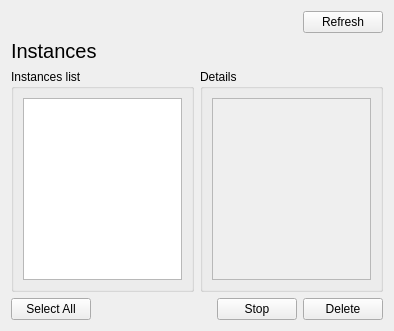
Before: the Qt Designer form res/gui/instances_view.ui in krypty/CleanCloud, drawn with Qt 5.
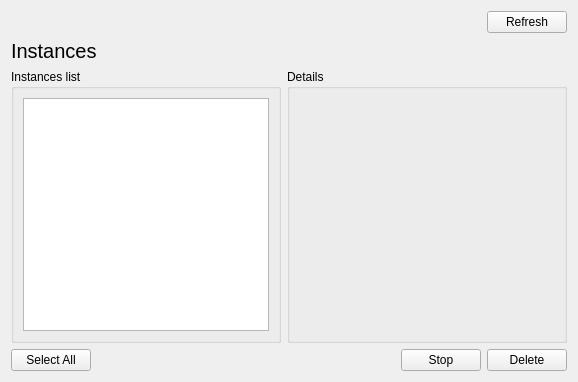
After: the same form once the commit is applied.

Commit message: replace label details with a form layout

What changed in the file:
```diff
--- a/res/gui/instances_view.ui
+++ b/res/gui/instances_view.ui
@@ -6,8 +6,8 @@
    <rect>
     <x>0</x>
     <y>0</y>
-    <width>394</width>
-    <height>331</height>
+    <width>578</width>
+    <height>382</height>
    </rect>
   </property>
   <property name="windowTitle">
@@ -51,7 +51,7 @@
     </widget>
    </item>
    <item>
-    <layout class="QGridLayout" name="gridLayout" rowstretch="0" columnstretch="1,1">
+    <layout class="QGridLayout" name="gridLayout" rowstretch="1" columnstretch="1,1">
      <property name="sizeConstraint">
       <enum>QLayout::SetDefaultConstraint</enum>
      </property>
@@ -76,12 +76,24 @@
      </item>
      <item row="0" column="1">
       <widget class="QGroupBox" name="gbx_details">
+       <property name="minimumSize">
+        <size>
+         <width>280</width>
+         <height>250</height>
+        </size>
+       </property>
        <property name="title">
         <string>Details</string>
        </property>
        <layout class="QVBoxLayout" name="verticalLayout_3">
         <item>
          <widget class="QScrollArea" name="scrollArea">
+          <property name="autoFillBackground">
+           <bool>false</bool>
+          </property>
+          <property name="styleSheet">
+           <string notr="true">background-color:transparent;</string>
+          </property>
           <property name="widgetResizable">
            <bool>true</bool>
           </property>
@@ -90,20 +102,19 @@
             <rect>
              <x>0</x>
              <y>0</y>
-             <width>156</width>
-             <height>161</height>
+             <width>252</width>
+             <height>212</height>
             </rect>
            </property>
+           <property name="autoFillBackground">
+            <bool>false</bool>
+           </property>
+           <property name="styleSheet">
+            <string notr="true">background-color:transparent;</string>
+           </property>
            <layout class="QHBoxLayout" name="horizontalLayout">
             <item>
-             <widget class="QLabel" name="lbl_details_data">
-              <property name="text">
-               <string/>
-              </property>
-              <property name="alignment">
-               <set>Qt::AlignLeading|Qt::AlignLeft|Qt::AlignTop</set>
-              </property>
-             </widget>
+             <layout class="QFormLayout" name="fl_details_data"/>
             </item>
            </layout>
           </widget>
```
The commit also changes 4 other files.
